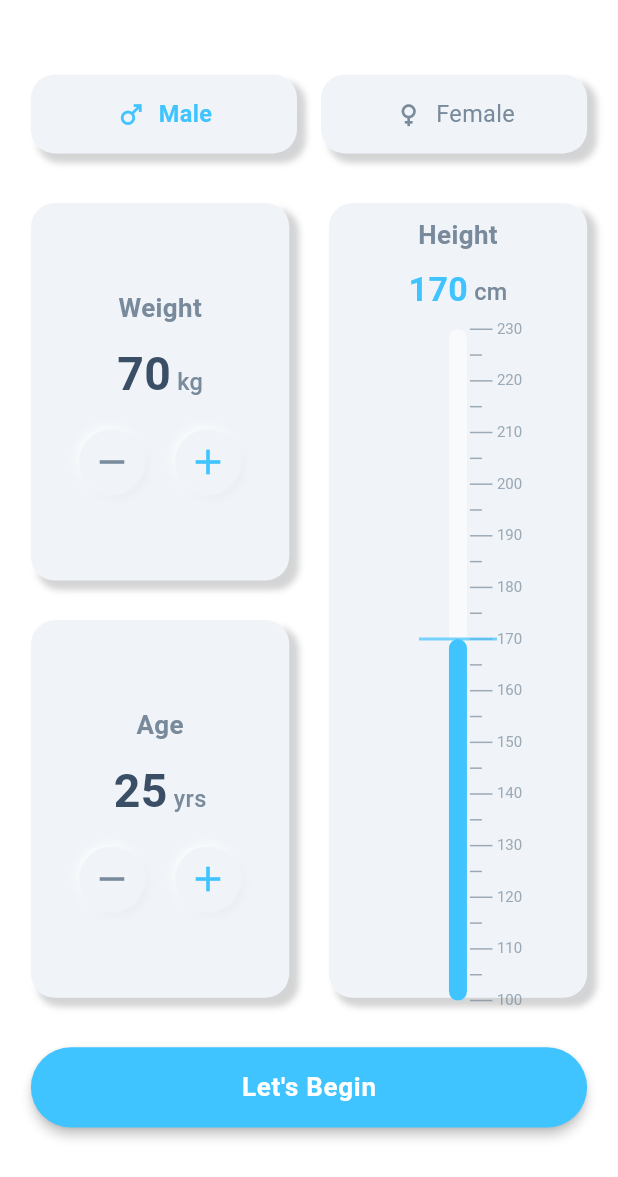
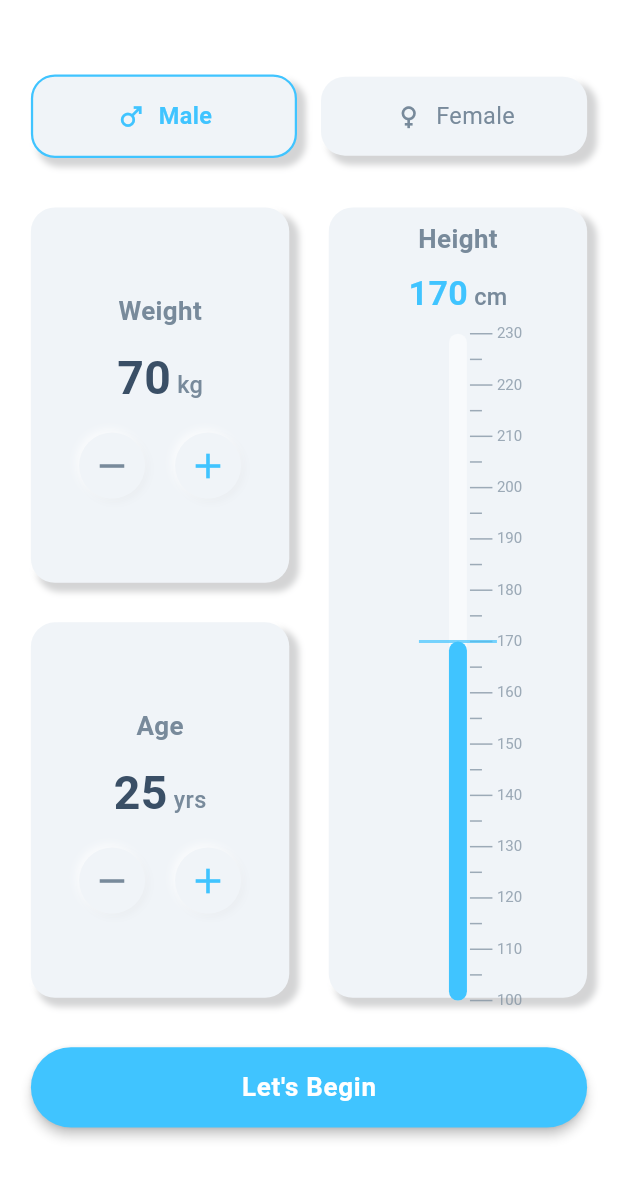
Before and after one commit to ashy-sandhu/RatioVate, a Flutter app: the screen it shows after launch, on a phone screen of 412 x 824 dp, the part 59-1236 px from its top. Run offline on Flutter 3.47's test engine with Material 3 defaults, Android fonts, the light colour scheme and no system bars.

Commit message:
code fix commit

```diff
--- a/lib/app_colors.dart
+++ b/lib/app_colors.dart
@@ -1,10 +1,9 @@
 import 'package:flutter/material.dart';
 
-// Inspired by the UI example, with unique touches for a light, clean, and modern theme.
 class AppColors {
-  static const Color primaryAccent = Color(0xFF40C4FF); // A clear, vibrant light blue (slightly different from example)
-  static const Color cardBackground = Color(0xFFF0F4F8); // A very light, soft grey for the overall background
-  static const Color primaryBackground = Color(0xFFFFFFFF);    // Pure white for cards and main content areas
+  static const Color primaryAccent = Color(0xFF40C4FF);
+  static const Color cardBackground = Color(0xFFF0F4F8);
+  static const Color primaryBackground = Color(0xFFFFFFFF);
   static const Color shadowLight = Color(0xFFFFFFFF);       // For neumorphic light shadow
   static const Color shadowDark = Color(0xFFA8A9AB);        // For neumorphic dark shadow (derived from primaryBackground)
 
--- a/lib/bmi_details_screen.dart
+++ b/lib/bmi_details_screen.dart
@@ -10,9 +10,11 @@ class BmiDetailsScreen extends StatelessWidget {
   // Aligning with V2 color logic for categories
   Color _getCategoryColor(String category, BuildContext context) {
     if (category == "Underweight") return AppColors.success; // V2 color
-    if (category == "Normal weight") return Colors.lightBlue.shade400;      // V2 color
+    if (category == "Normal weight") {
+      return Colors.lightBlue.shade400; // V2 color
+    }
     if (category == "Overweight") return Colors.orange.shade600; // V2 color
-    if (category == "Obese") return AppColors.error;          // V2 color
+    if (category == "Obese") return AppColors.error; // V2 color
     return AppColors.textPrimary; // V2 default
   }
 
@@ -32,7 +34,8 @@ class BmiDetailsScreen extends StatelessWidget {
     };
 
     return Card(
-      elevation: 3.0, // V2 often had subtle elevation or relied on neumorphic shadows
+      elevation:
+          3.0, // V2 often had subtle elevation or relied on neumorphic shadows
       margin: EdgeInsets.symmetric(vertical: screenSize.height * 0.015),
       shape: RoundedRectangleBorder(borderRadius: BorderRadius.circular(15.0)),
       color: AppColors.cardBackground, // V2 card background
@@ -70,14 +73,15 @@ class BmiDetailsScreen extends StatelessWidget {
                     Text(
                       categoryRange,
                       style: TextStyle(
-                        color: AppColors.textSecondary, // V2 secondary text color
+                        color:
+                            AppColors.textSecondary, // V2 secondary text color
                         fontSize: textFontSize,
                       ),
                     ),
                   ],
                 ),
               );
-            }).toList(),
+            }),
           ],
         ),
       ),
@@ -92,7 +96,8 @@ class BmiDetailsScreen extends StatelessWidget {
     final bmiLabelFontSize = screenSize.width * 0.04;
 
     final String currentCategory = BmiCalculator.getBmiCategory(bmi);
-    final Color currentCategoryColor = _getCategoryColor(currentCategory, context);
+    final Color currentCategoryColor =
+        _getCategoryColor(currentCategory, context);
 
     return Card(
       elevation: 3.0,
@@ -154,7 +159,8 @@ class BmiDetailsScreen extends StatelessWidget {
         ),
         centerTitle: true,
         leading: IconButton(
-          icon: const Icon(Icons.arrow_back_ios_new_rounded, color: AppColors.textPrimary), // V2 AppBar icon color
+          icon: const Icon(Icons.arrow_back_ios_new_rounded,
+              color: AppColors.textPrimary), // V2 AppBar icon color
           onPressed: () => Navigator.of(context).pop(),
         ),
         elevation: 0, // V2 often had flat AppBars or subtle shadow
--- a/lib/bmi_screen.dart
+++ b/lib/bmi_screen.dart
@@ -32,8 +32,8 @@ class NeumorphicCard extends StatelessWidget {
 
     BoxBorder? borderStyle;
     if (selected) {
-      // V2 gender selector changed text color, not card. Let's keep card consistent.
-      // If a border is desired for selection: borderStyle = Border.all(color: AppColors.primaryAccent, width: 1.5);
+      // V2 gender selector change card border color.
+      borderStyle = Border.all(color: AppColors.primaryAccent, width: 1.5);
     }
 
     return GestureDetector(
@@ -47,13 +47,13 @@ class NeumorphicCard extends StatelessWidget {
           border: borderStyle, // Apply border if defined
           boxShadow: [
             BoxShadow(
-              color: AppColors.shadowDark.withOpacity(0.5), // V2 style
+              color: AppColors.shadowDark.withValues(alpha: 0.5), // V2 style
               offset: const Offset(5, 5),
               blurRadius: 3,
               spreadRadius: 1,
             ),
             BoxShadow(
-              color: AppColors.shadowLight.withOpacity(0.7), // V2 style
+              color: AppColors.shadowLight.withValues(alpha: 0.7), // V2 style
               offset: const Offset(-5, -5),
               blurRadius: 3,
               spreadRadius: 1,
@@ -94,12 +94,12 @@ class ValueStepper extends StatelessWidget {
           shape: BoxShape.circle,
           boxShadow: [
             BoxShadow(
-              color: AppColors.shadowDark.withOpacity(0.1),
+              color: AppColors.shadowDark.withValues(alpha: 0.1),
               offset: const Offset(2, 2),
               blurRadius: 4,
             ),
             BoxShadow(
-              color: AppColors.shadowLight.withOpacity(0.7),
+              color: AppColors.shadowLight.withValues(alpha: 0.7),
               offset: const Offset(-2, -2),
               blurRadius: 4,
             ),
@@ -264,9 +264,9 @@ class _ThermometerHeightSliderState extends State<ThermometerHeightSlider> {
                   maxHeight: widget.maxHeight,
                   trackHeight: trackHeight,
                   accentColor: AppColors.primaryAccent, // V2 philosophy
-                  tickColor: AppColors.textSecondary.withOpacity(0.7), // V2 philosophy
-                  backgroundColor: AppColors.primaryBackground.withOpacity(0.5), // V2 philosophy (light track)
-                  indicatorLineColor: AppColors.primaryAccent.withOpacity(0.7), // V2 philosophy
+                  tickColor: AppColors.textSecondary.withValues(alpha: 0.7), // V2 philosophy
+                  backgroundColor: AppColors.primaryBackground.withValues(alpha: 0.5), // V2 philosophy (light track)
+                  indicatorLineColor: AppColors.primaryAccent.withValues(alpha: 0.7), // V2 philosophy
                 ),
               ),
             ),
@@ -457,7 +457,7 @@ class _BmiScreenState extends State<BmiScreen> {
   void _calculateAndNavigate() {
     if (_selectedGender == null) {
       ScaffoldMessenger.of(context).showSnackBar(
-        SnackBar(content: const Text('Please select a gender.'), backgroundColor: AppColors.error), // V2 style
+        const SnackBar(content: Text('Please select a gender.'), backgroundColor: AppColors.error), // V2 style
       );
       return;
     }
@@ -492,13 +492,13 @@ class _BmiScreenState extends State<BmiScreen> {
     return Scaffold(
       backgroundColor: AppColors.primaryBackground, // V2 style for scaffold background
       appBar: AppBar(
-        title: Text('BMI Calculator', style: TextStyle(fontWeight: FontWeight.bold, color: AppColors.textPrimary)), // V2 style
+        title: const Text('BMI Calculator', style: TextStyle(fontWeight: FontWeight.bold, color: AppColors.textPrimary)), // V2 style
         centerTitle: true,
         elevation: 0,
         backgroundColor: AppColors.primaryBackground, // V2 often used cardBackground or transparent for AppBar
         actions: [
           IconButton(
-            icon: Icon(Icons.settings_outlined, size: 26, color: AppColors.iconColor), // V2 style
+            icon: const Icon(Icons.settings_outlined, size: 26, color: AppColors.iconColor), // V2 style
             onPressed: () { /* Placeholder for settings */ },
           ),
         ],
--- a/lib/main.dart
+++ b/lib/main.dart
@@ -13,7 +13,7 @@ class MyApp extends StatelessWidget {
   Widget build(BuildContext context) {
     return MaterialApp(
       title: 'Ratiovate BMI Calculator',
-      theme: AppTheme.lightTheme, // Applying the new custom theme
+      theme: AppTheme.lightTheme, // Applying the custom theme
       debugShowCheckedModeBanner: false,
       home: const SplashScreen(), // Initial route remains SplashScreen
     );
```
Also changed, not shown: 1 other file.
